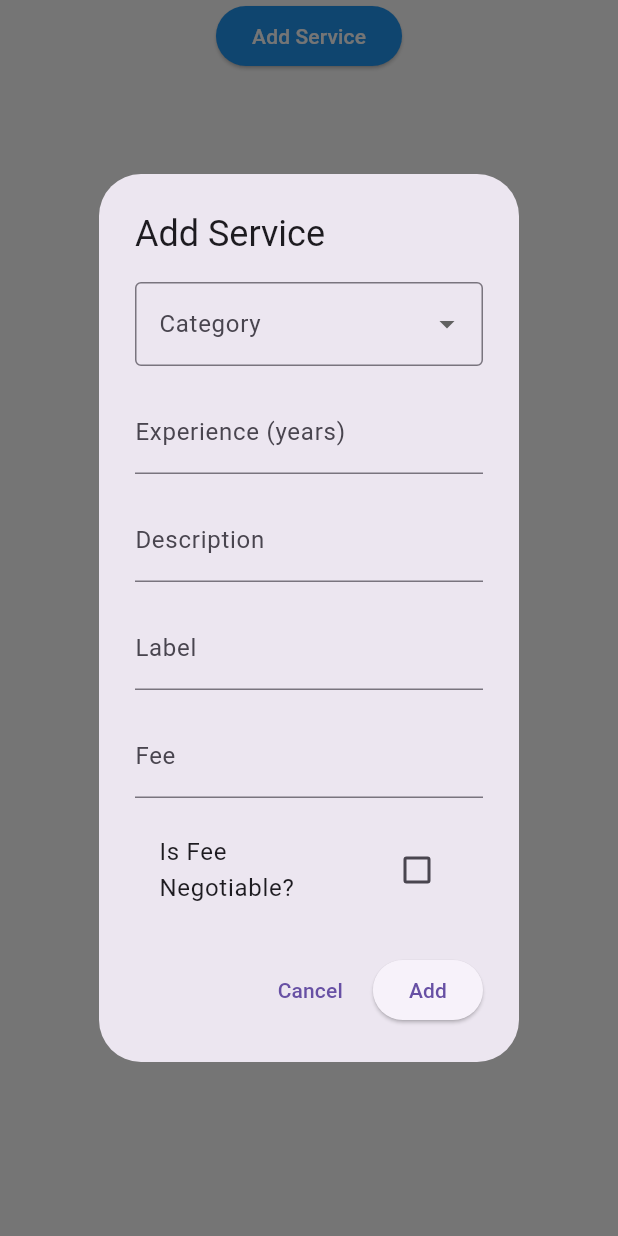
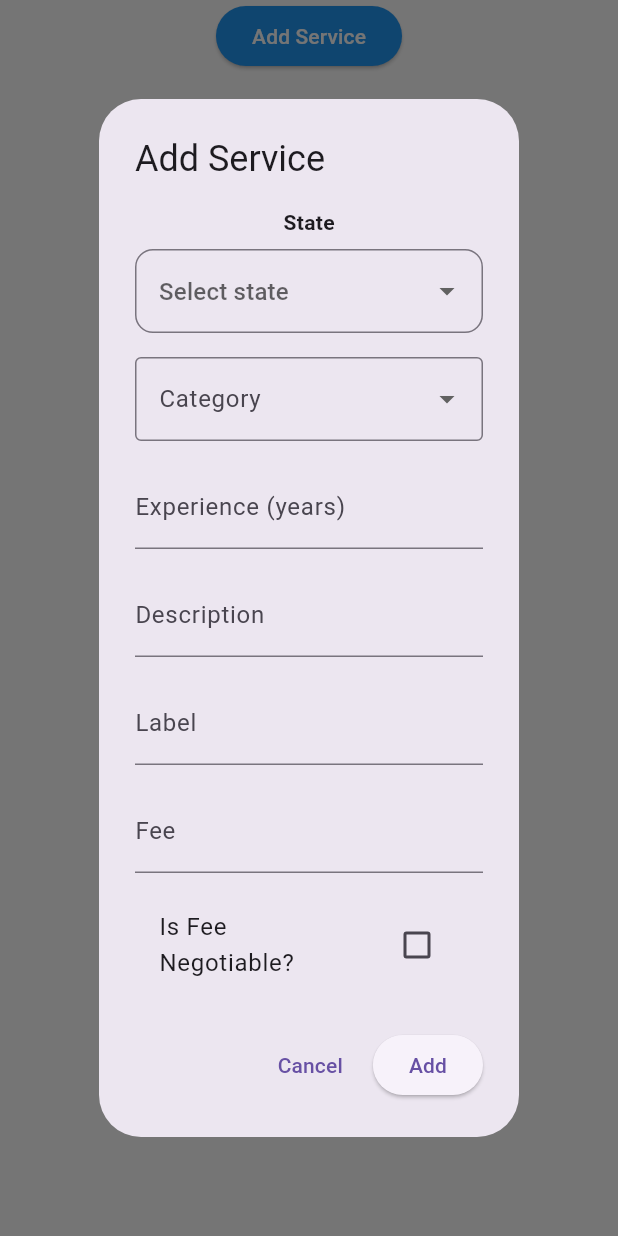
Before and after one commit to Hiba-Bahri/Eventy-Project, a Flutter app: the UserServices screen opened directly, after a tap on "Add Service", on a phone screen of 412 x 824 dp. Run offline on Flutter 3.47's test engine with Material 3 defaults, Android fonts, the phone set to English and light mode, and no system bars; our stand-ins replace carousel_slider, cloud_firestore, firebase_auth, firebase_core, fluttertoast, lottie and 2 more; accounts and stored records are empty; network calls fail.

Commit message:
Add service fix

```diff
--- a/eventy/lib/core/providers/service_provider.dart
+++ b/eventy/lib/core/providers/service_provider.dart
@@ -87,6 +87,7 @@ class ServiceProvider with ChangeNotifier {
 
   Future<void> addService({
     required String userId,
+    required String state,
     required String category,
     required String description,
     required double fee,
@@ -97,6 +98,7 @@ class ServiceProvider with ChangeNotifier {
     try {
       await servicesService.addService(
         userId: userId,
+        state: state,
         category: category,
         description: description,
         fee: fee,
@@ -104,6 +106,8 @@ class ServiceProvider with ChangeNotifier {
         label: label,
         experience: experience,
       );
+      getMyServices();
+      notifyListeners();
       showToast(message: 'Service added successfully!');
     } catch (e) {
       showToast(message: 'Failed to add service: $e');
--- a/eventy/lib/core/services/firebase_service_services.dart
+++ b/eventy/lib/core/services/firebase_service_services.dart
@@ -26,16 +26,18 @@ class FirebaseServiceServices {
 
   Future<List<ServiceModel.Service>> getMyServices() async {
     try {
+
       QuerySnapshot querySnapshot = await _firestore
           .collection('services')
           .where('userId', isEqualTo: _auth.currentUser!.uid)
           .get();
+          print("------------my services-------------$querySnapshot");
+
       List<ServiceModel.Service> myServices = [];
       for (QueryDocumentSnapshot doc in querySnapshot.docs) {
         myServices.add(ServiceModel.Service.fromSnapshot(
             doc as DocumentSnapshot<Map<String, dynamic>>));
       }
-      print("-------------------------$myServices");
       return myServices;
     } catch (e) {
       print('Failed to fetch the current user\'s service data: $e');
@@ -46,6 +48,7 @@ class FirebaseServiceServices {
 
   Future<void> addService({
     required String userId,
+    required String state,
     required String category,
     required String description,
     required double fee,
@@ -55,6 +58,7 @@ class FirebaseServiceServices {
   }) async {
     try {
       final serviceData = {
+        'state': state,
         'category': category,
         'description': description,
         'fee': fee,
--- a/eventy/lib/features/navigation_bar.dart
+++ b/eventy/lib/features/navigation_bar.dart
@@ -6,7 +6,7 @@ import 'package:eventy/features/event_management/screens/schedule_event.dart';
 import 'package:eventy/features/home/screens/home.dart';
 import 'package:eventy/features/profile/screens/profile.dart';
 import 'package:eventy/features/user_events/screens/user_events.dart';
-import 'package:eventy/features/user_services.dart';
+import 'package:eventy/features/user_services/screens/user_services.dart';
 import 'package:flutter/material.dart';
 import 'package:provider/provider.dart';
 
--- a/eventy/lib/features/user_services/widgets/add_service_dialog.dart
+++ b/eventy/lib/features/user_services/widgets/add_service_dialog.dart
@@ -11,6 +11,8 @@ Future<void> showAddServiceDialog(BuildContext context) async {
   final TextEditingController labelController = TextEditingController();
   bool isFeeNegotiable = false;
   String? selectedCategory;
+  String? stateValue;
+
 
   final authProvider = Provider.of<AuthProvider>(context, listen: false);
   final serviceProvider = Provider.of<ServiceProvider>(context, listen: false);
@@ -27,6 +29,51 @@ Future<void> showAddServiceDialog(BuildContext context) async {
               child: Column(
                 mainAxisSize: MainAxisSize.min,
                 children: [
+                  const Text('State', style: TextStyle(fontWeight: FontWeight.bold)),
+              const SizedBox(height: 8),
+              DropdownButtonFormField<String>(
+                value: stateValue,
+                items: [
+                  'Ariana',
+                  'Beja',
+                  'Ben Arous',
+                  'Bizerte',
+                  'Gabes',
+                  'Gafsa',
+                  'Jendouba',
+                  'Kairaouan',
+                  'Kasserine',
+                  'Kebili',
+                  'Le Keef',
+                  'Mahdia',
+                  'La Manouba',
+                  'Medenine',
+                  'Monastir',
+                  'Nabeul',
+                  'Sfax',
+                  'Sidi Bouzid',
+                  'Siliana',
+                  'Sousse',
+                  'Tataouine',
+                  'Tozeur',
+                  'Tunis',
+                  'Zaghouan'
+                ]
+                    .map((state) => DropdownMenuItem(
+                          value: state,
+                          child: Text(state),
+                        ))
+                    .toList(),
+                onChanged: (value) => setState(() => stateValue = value),
+                decoration: InputDecoration(
+                  hintText: 'Select state',
+                  border: OutlineInputBorder(
+                    borderRadius: BorderRadius.circular(12),
+                  ),
+                ),
+              ),
+                  const SizedBox(height: 16),
+
                   DropdownButtonFormField<String>(
                     value: selectedCategory,
                     decoration: const InputDecoration(
@@ -115,6 +162,7 @@ Future<void> showAddServiceDialog(BuildContext context) async {
               try {
                 await serviceProvider.addService(
                   userId: authProvider.user!.uid,
+                  state: stateValue!,
                   category: selectedCategory!,
                   description: descriptionController.text,
                   fee: double.tryParse(feeController.text) ?? 0.0,
```
Also changed, not shown: eventy/lib/features/user_services/screens/user_services.dart (renamed from eventy/lib/features/user_services.dart).
